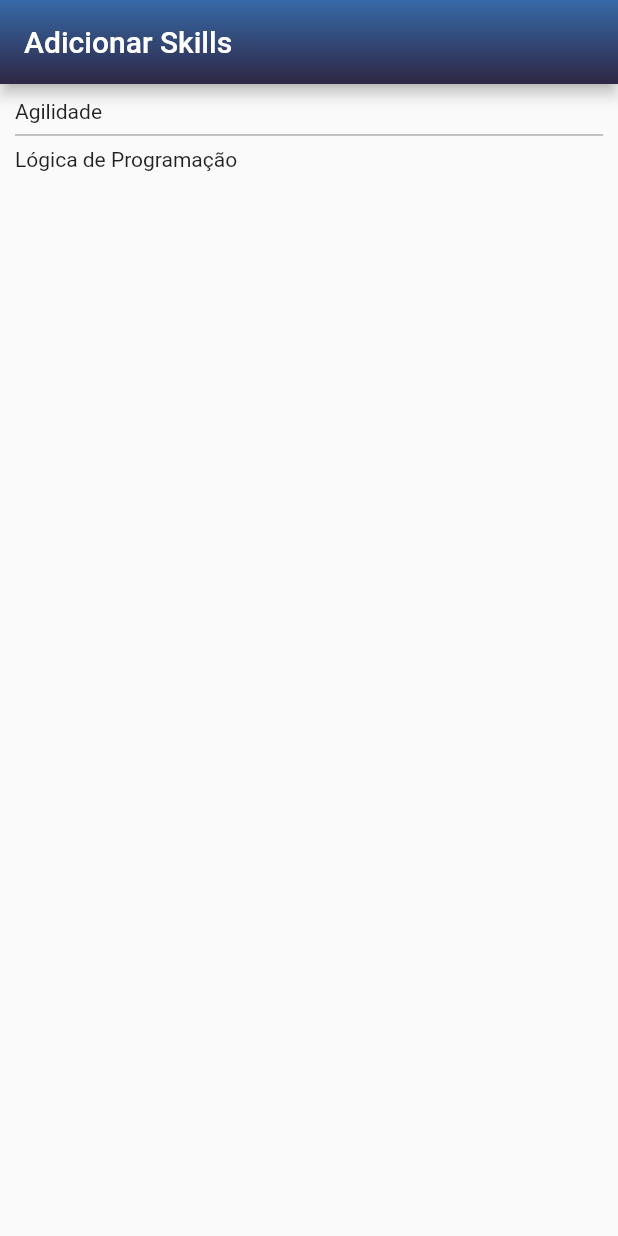
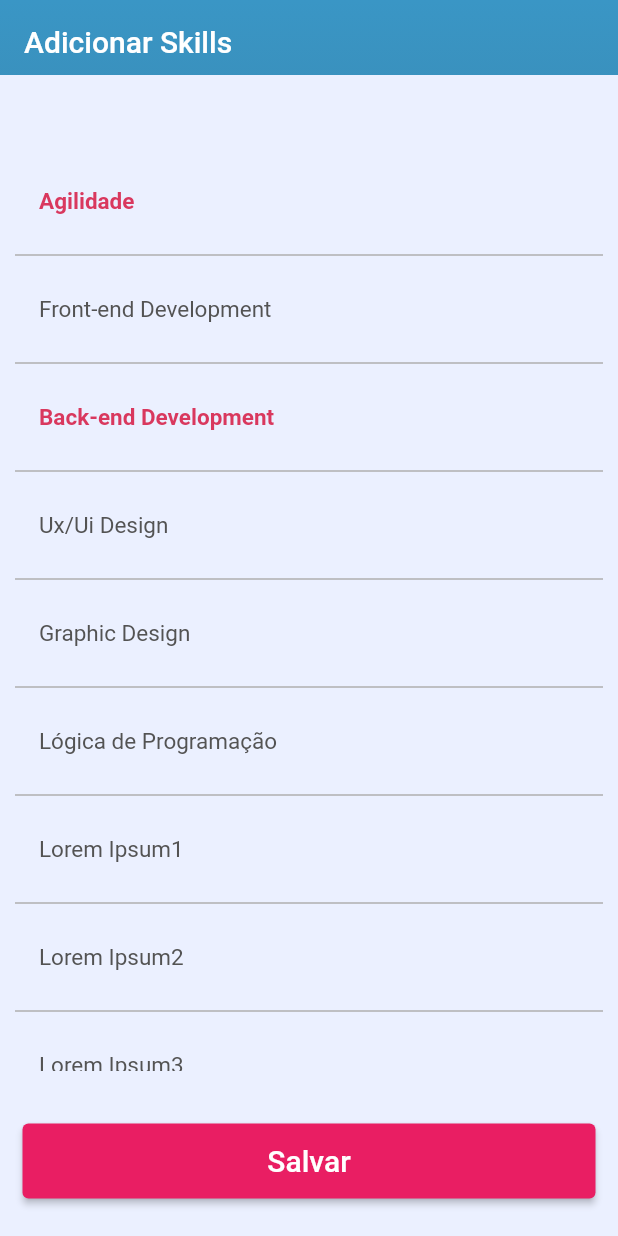
Before and after one commit to tqi-it/scrum-gathering, a Flutter app: the screen it shows after launch, after a tap on "Agilidade", on a phone screen of 412 x 824 dp. Run offline on Flutter 3.47's test engine with Material 2 defaults, Android fonts, the phone set to English and light mode, and no system bars; our stand-ins replace carousel_slider, google_fonts.

Commit message:
feat: add selectable skills list
Co-authored-by: 0xEDU <bfwaend@gmail.com>
Co-authored-by: wleite <av4t@hotmail.com>

```diff
--- a/front/my_app/lib/main.dart
+++ b/front/my_app/lib/main.dart
@@ -21,7 +21,7 @@ class MyApp extends StatelessWidget {
       ),
       initialRoute: "/",
       routes: {
-        "/": (context) => const FormPage(title: 'Mentorme'),
+        "/": (context) => FormPage(title: 'Mentorme'),
         // "/": (context) => HomePage(title: 'Mentorme'),
       },
       debugShowCheckedModeBanner: false,
--- a/front/my_app/lib/pages/page_form.dart
+++ b/front/my_app/lib/pages/page_form.dart
@@ -1,14 +1,32 @@
 import 'package:flutter/material.dart';
 
-class FormPage extends StatelessWidget {
-  const FormPage({super.key, required this.title});
+class FormPage extends StatefulWidget {
+  FormPage({super.key, required this.title});
 
   final String title;
 
   @override
+  State<FormPage> createState() => _FormPageState();
+}
+
+class _FormPageState extends State<FormPage> {
+  final Map<String, bool> skillsList = {
+    "Agilidade": false,
+    "Front-end Development": false,
+    "Back-end Development": true,
+    "Ux/Ui Design": false,
+    "Graphic Design": false,
+    "Lógica de Programação": false,
+    "Lorem Ipsum1": false,
+    "Lorem Ipsum2": false,
+    "Lorem Ipsum3": false,
+    "Lorem Ipsum4": false
+  };
+
+  @override
   Widget build(BuildContext context) {
     return Scaffold(
-      extendBodyBehindAppBar: false,
+      extendBodyBehindAppBar: true,
       appBar: AppBar(
         title: Text(
           "Adicionar Skills",
@@ -16,7 +34,11 @@ class FormPage extends StatelessWidget {
             color: Colors.white,
           ),
         ),
-        flexibleSpace: Container(
+        backgroundColor: Colors.transparent,
+        elevation: 0,
+      ),
+      body: Container(
+        padding: EdgeInsets.only(top: 50),
         decoration: const BoxDecoration(
           gradient: LinearGradient(
             begin: Alignment.topCenter,
@@ -27,34 +49,57 @@ class FormPage extends StatelessWidget {
             ],
           ),
         ),
+        width: double.infinity,
+        child: Container(
+          padding: EdgeInsets.fromLTRB(10, 0, 10, 10),
+          color: Color(0xFFEBF0FF),
+          child: ListView.builder(
+            itemCount: skillsList.length,
+            itemBuilder: (context, index) {
+              String key = skillsList.keys.elementAt(index);
+              bool isSelected = skillsList[key]!;
+              return Column(
+                children: [
+                  ListTile(
+                    onTap: () {
+                      skillsList[key] = !skillsList[key]!;
+                      isSelected = skillsList[key]!;
+                      setState(() {});
+                    },
+                    title: Text(
+                      skillsList.keys.elementAt(index),
+                      style: TextStyle(
+                        color: isSelected
+                            ? const Color(0xFFD9385E)
+                            : const Color(0xFF535353),
+                        fontWeight:
+                            isSelected ? FontWeight.bold : FontWeight.normal,
+                        fontSize: 15,
                       ),
-      ),
-      body: Container(
-        width: double.infinity,
-        padding: EdgeInsets.all(10),
-        child: ListView(
-          children: [
-            GestureDetector(
-              onTap: () {
-                print("Agilidade");
-              },
-              child: Text(
-                "Agilidade",
                     ),
                   ),
                   Divider(
                     thickness: 1,
                     color: Color(0xFFAFAFAF),
                   ),
-            GestureDetector(
-              onTap: () {
-                print("Lógica de Programação");
+                ],
+              );
             },
-              child: Text(
-                "Lógica de Programação",
           ),
         ),
-          ],
+      ),
+      bottomNavigationBar: Container(
+        color: Color(0xFFEBF0FF),
+        padding: EdgeInsets.symmetric(horizontal: 15, vertical: 25),
+        child: ElevatedButton(
+          onPressed: () {},
+          style: ElevatedButton.styleFrom(
+            minimumSize: const Size.fromHeight(50),
+          ),
+          child: const Text(
+            "Salvar",
+            style: TextStyle(fontSize: 20),
+          ),
         ),
       ),
     );
```
Lines whose indentation alone changed are shown as unchanged.
